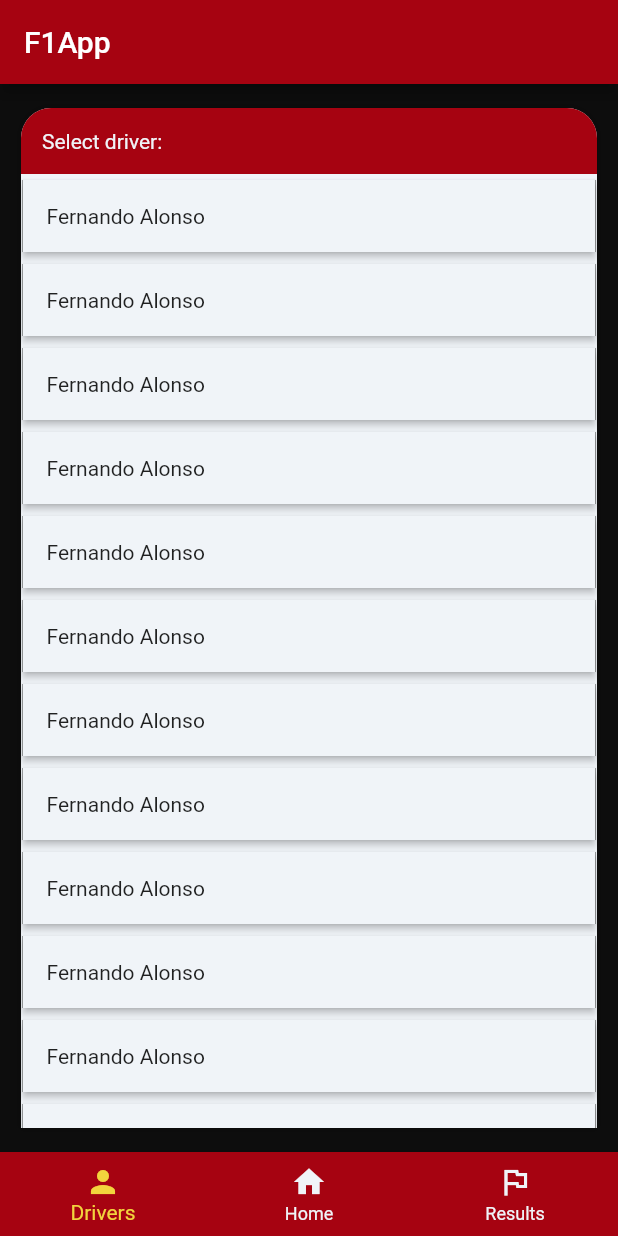
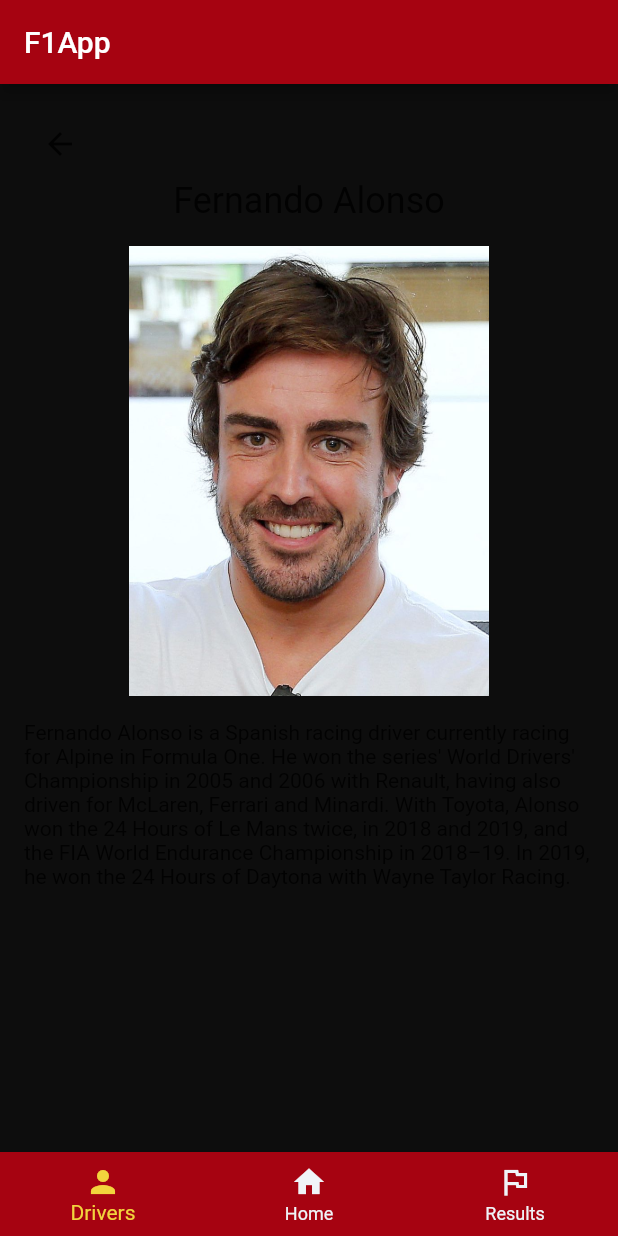
Before and after one commit to Flashrow/F1App, a Flutter app: the screen it shows after launch, on a phone screen of 412 x 824 dp. Run offline on Flutter 3.47's test engine with Material 2 defaults, Android fonts, the phone set to English and light mode, and no system bars.

Commit message:
Driver info screen

```diff
--- a/lib/main.dart
+++ b/lib/main.dart
@@ -1,4 +1,5 @@
 import 'package:f1app/components/mainPattern/mainPattern.dart';
+import 'package:f1app/screens/driverInfoScreen/driverInfoScreen.dart';
 import 'package:f1app/screens/driversScreen/driversScreen.dart';
 import 'package:f1app/screens/homeScreen/homeScreen.dart';
 import 'package:f1app/screens/resultsScreen/resultsScreen.dart';
@@ -18,7 +19,7 @@ class MyApp extends StatelessWidget {
       title: 'Flutter Demo',
       theme: colorTheme.themeData,
       home: MainPattern(
-        body: DriversScreen(),
+        body: DriverInfoScreen(),
       ),
     );
   }
--- /dev/null
+++ b/lib/screens/driverInfoScreen/driverInfoScreen.dart
@@ -0,0 +1,45 @@
+import 'package:flutter/material.dart';
+
+class DriverInfoScreen extends StatefulWidget {
+  DriverInfoScreen({Key key}) : super(key: key);
+
+  @override
+  _DriverInfoScreenState createState() => _DriverInfoScreenState();
+}
+
+class _DriverInfoScreenState extends State<DriverInfoScreen> {
+  @override
+  Widget build(BuildContext context) {
+    return Padding(
+      padding: const EdgeInsets.all(16.0),
+      child: Column(
+        crossAxisAlignment: CrossAxisAlignment.start,
+        children: [
+          IconButton(
+            onPressed: () => {},
+            icon: Icon(Icons.arrow_back),
+          ),
+          SizedBox(
+            width: double.infinity,
+            child: Text(
+              "Fernando Alonso",
+              style: TextStyle(fontSize: 24),
+              textAlign: TextAlign.center,
+            ),
+          ),
+          SizedBox(height: 16),
+          SizedBox(
+            width: double.infinity,
+            child: Image(
+              image: AssetImage('assets/images/alonso.jpg'),
+              height: 300,
+            ),
+          ),
+          SizedBox(height: 16),
+          Text(
+              "Fernando Alonso is a Spanish racing driver currently racing for Alpine in Formula One. He won the series' World Drivers' Championship in 2005 and 2006 with Renault, having also driven for McLaren, Ferrari and Minardi. With Toyota, Alonso won the 24 Hours of Le Mans twice, in 2018 and 2019, and the FIA World Endurance Championship in 2018–19. In 2019, he won the 24 Hours of Daytona with Wayne Taylor Racing."),
+        ],
+      ),
+    );
+  }
+}
--- a/pubspec.yaml
+++ b/pubspec.yaml
@@ -45,9 +45,8 @@ flutter:
   uses-material-design: true
 
   # To add assets to your application, add an assets section, like this:
-  # assets:
-  #   - images/a_dot_burr.jpeg
-  #   - images/a_dot_ham.jpeg
+  assets:
+    - assets/images/alonso.jpg
 
   # An image asset can refer to one or more resolution-specific "variants", see
   # https://flutter.dev/assets-and-images/#resolution-aware.
```
Also changed, not shown: assets/images/alonso.jpg (added).
